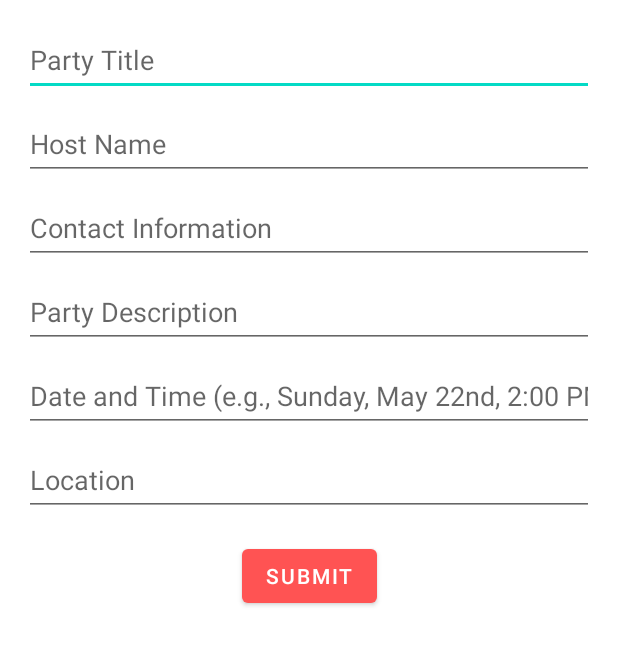
After one commit to mattmokhtar/PartyPal, an Android app: the fragment PostPartyFragment shown on its own in the app's theme, on a phone screen of 412 x 824 dp. The commit adds this screen. Shown: the top 645 px of the screen. Run offline under Robolectric (Android 15) with nearby library versions, the phone set to English and light mode, and no system bars; our stand-ins replace Firebase (no records; nobody signed in at launch, a user with empty details on screens opened directly); Roboto replaces fonts that are not available here.

Commit message:
Add: insert party

```diff
--- /dev/null
+++ b/app/src/main/java/com/example/PartyPal/ui/postparty/PostPartyFragment.java
@@ -0,0 +1,76 @@
+package com.example.PartyPal.ui.postparty;
+
+import android.os.Bundle;
+import android.util.Log;
+import android.view.LayoutInflater;
+import android.view.View;
+import android.view.ViewGroup;
+import android.widget.Button;
+import android.widget.EditText;
+import android.widget.Toast;
+
+import androidx.annotation.NonNull;
+import androidx.fragment.app.Fragment;
+
+import com.example.PartyPal.R;
+import com.google.firebase.database.DatabaseReference;
+import com.google.firebase.database.FirebaseDatabase;
+
+public class PostPartyFragment extends Fragment {
+
+    private EditText editTextPartyTitle;
+    private EditText editTextHostName;
+    private EditText editTextContactInfo;
+    private EditText editTextPartyDescription;
+    private EditText editTextDateTime;
+    private EditText editTextLocation;
+
+    private DatabaseReference databaseReference;
+
+    public View onCreateView(@NonNull LayoutInflater inflater,
+                             ViewGroup container, Bundle savedInstanceState) {
+        View root = inflater.inflate(R.layout.fragment_postparty, container, false);
+
+        editTextPartyTitle = root.findViewById(R.id.editTextPartyTitle);
+        editTextHostName = root.findViewById(R.id.editTextHostName);
+        editTextContactInfo = root.findViewById(R.id.editTextContactInfo);
+        editTextPartyDescription = root.findViewById(R.id.editTextPartyDescription);
+        editTextDateTime = root.findViewById(R.id.editTextDateTime);
+        editTextLocation = root.findViewById(R.id.editTextLocation);
+
+        Button btnSubmit = root.findViewById(R.id.btnSubmit);
+
+        // Initialize Firebase Database reference
+        databaseReference = FirebaseDatabase.getInstance().getReference("parties");
+
+        btnSubmit.setOnClickListener(v -> {
+            // Get user input from the form fields
+            String partyTitle = editTextPartyTitle.getText().toString();
+            String hostName = editTextHostName.getText().toString();
+            String contactInfo = editTextContactInfo.getText().toString();
+            String partyDescription = editTextPartyDescription.getText().toString();
+            String dateTime = editTextDateTime.getText().toString();
+            String location = editTextLocation.getText().toString();
+
+            // Create a PartyModel object
+            PostPartyModel partyModel = new PostPartyModel(partyTitle, hostName, contactInfo, partyDescription, dateTime, location);
+
+            // Insert into Firebase Database
+            String partyId = databaseReference.push().getKey();
+            assert partyId != null;
+            databaseReference.child(partyId).setValue(partyModel)
+                    .addOnSuccessListener(aVoid -> {
+                        Log.d("Tag", "Party added successfully");
+                        Toast.makeText(getContext(), "Party added successfully", Toast.LENGTH_SHORT).show();
+                        // You can add any further actions here if needed.
+                    })
+                    .addOnFailureListener(e -> {
+                        Log.e("Tag", "Error adding party", e);
+                        Toast.makeText(getContext(), "Error adding party", Toast.LENGTH_SHORT).show();
+                        // Handle the error appropriately, e.g., show a toast or log the error.
+                    });
+        });
+
+        return root;
+    }
+}
--- /dev/null
+++ b/app/src/main/java/com/example/PartyPal/ui/postparty/PostPartyModel.java
@@ -0,0 +1,25 @@
+package com.example.PartyPal.ui.postparty;
+
+// PartyModel.java
+public class PostPartyModel {
+    public String partyTitle;
+    public String hostName;
+    public String contactInfo;
+    public String partyDescription;
+    public String dateTime;
+    public String location;
+
+    // Default constructor required for calls to DataSnapshot.getValue(PartyModel.class)
+    public PostPartyModel() {
+    }
+
+    // Constructor to initialize the model
+    public PostPartyModel(String partyTitle, String hostName, String contactInfo, String partyDescription, String dateTime, String location) {
+        this.partyTitle = partyTitle;
+        this.hostName = hostName;
+        this.contactInfo = contactInfo;
+        this.partyDescription = partyDescription;
+        this.dateTime = dateTime;
+        this.location = location;
+    }
+}
--- /dev/null
+++ b/app/src/main/java/com/example/PartyPal/ui/postparty/PostPartyViewModel.java
@@ -0,0 +1,19 @@
+package com.example.PartyPal.ui.postparty;
+
+import androidx.lifecycle.LiveData;
+import androidx.lifecycle.MutableLiveData;
+import androidx.lifecycle.ViewModel;
+
+public class PostPartyViewModel extends ViewModel {
+
+    private final MutableLiveData<String> mText;
+
+    public PostPartyViewModel() {
+        mText = new MutableLiveData<>();
+        mText.setValue("This is gallery fragment");
+    }
+
+    public LiveData<String> getText() {
+        return mText;
+    }
+}
--- /dev/null
+++ b/app/src/main/res/layout/fragment_postparty.xml
@@ -0,0 +1,122 @@
+<?xml version="1.0" encoding="utf-8"?>
+<androidx.constraintlayout.widget.ConstraintLayout xmlns:android="http://schemas.android.com/apk/res/android"
+    xmlns:app="http://schemas.android.com/apk/res-auto"
+    xmlns:tools="http://schemas.android.com/tools"
+    android:layout_width="match_parent"
+    android:layout_height="match_parent"
+    tools:context=".ui.postparty.PostPartyFragment">
+
+    <!-- Party Title -->
+    <TextView
+        android:id="@+id/text_gallery"
+        android:layout_width="match_parent"
+        android:layout_height="wrap_content"
+        android:layout_marginStart="8dp"
+        android:layout_marginTop="8dp"
+        android:layout_marginEnd="8dp"
+        android:textAlignment="center"
+        android:textSize="20sp"
+        app:layout_constraintBottom_toBottomOf="parent"
+        app:layout_constraintEnd_toEndOf="parent"
+        app:layout_constraintHorizontal_bias="0.0"
+        app:layout_constraintStart_toStartOf="parent"
+        app:layout_constraintTop_toTopOf="parent"
+        app:layout_constraintVertical_bias="0.734" />
+
+    <EditText
+        android:id="@+id/editTextPartyTitle"
+        android:layout_width="0dp"
+        android:layout_height="wrap_content"
+        android:layout_marginStart="16dp"
+        android:layout_marginTop="16dp"
+        android:layout_marginEnd="16dp"
+        android:hint="Party Title"
+        android:minHeight="48dp"
+        app:layout_constraintEnd_toEndOf="parent"
+        app:layout_constraintStart_toStartOf="parent"
+        app:layout_constraintTop_toTopOf="parent" />
+
+    <!-- Host Name -->
+    <EditText
+        android:id="@+id/editTextHostName"
+        android:layout_width="0dp"
+        android:layout_height="wrap_content"
+        android:layout_marginStart="16dp"
+        android:layout_marginTop="8dp"
+        android:layout_marginEnd="16dp"
+        android:hint="Host Name"
+        android:minHeight="48dp"
+        app:layout_constraintEnd_toEndOf="parent"
+        app:layout_constraintStart_toStartOf="parent"
+        app:layout_constraintTop_toBottomOf="@+id/editTextPartyTitle" />
+
+    <!-- Contact Information -->
+    <EditText
+        android:id="@+id/editTextContactInfo"
+        android:layout_width="0dp"
+        android:layout_height="wrap_content"
+        android:layout_marginStart="16dp"
+        android:layout_marginTop="8dp"
+        android:layout_marginEnd="16dp"
+        android:hint="Contact Information"
+        android:inputType="textCapSentences"
+        android:minHeight="48dp"
+        app:layout_constraintEnd_toEndOf="parent"
+        app:layout_constraintStart_toStartOf="parent"
+        app:layout_constraintTop_toBottomOf="@+id/editTextHostName" />
+
+    <!-- Party Description -->
+    <EditText
+        android:id="@+id/editTextPartyDescription"
+        android:layout_width="0dp"
+        android:layout_height="wrap_content"
+        android:layout_marginStart="16dp"
+        android:layout_marginTop="8dp"
+        android:layout_marginEnd="16dp"
+        android:hint="Party Description"
+        android:inputType="textMultiLine"
+        android:minHeight="48dp"
+        app:layout_constraintEnd_toEndOf="parent"
+        app:layout_constraintStart_toStartOf="parent"
+        app:layout_constraintTop_toBottomOf="@+id/editTextContactInfo" />
+
+    <!-- Date and Time -->
+    <EditText
+        android:id="@+id/editTextDateTime"
+        android:layout_width="0dp"
+        android:layout_height="wrap_content"
+        android:layout_marginStart="16dp"
+        android:layout_marginTop="8dp"
+        android:layout_marginEnd="16dp"
+        android:hint="Date and Time (e.g., Sunday, May 22nd, 2:00 PM to 4:00 PM)"
+        android:inputType="datetime"
+        android:minHeight="48dp"
+        app:layout_constraintEnd_toEndOf="parent"
+        app:layout_constraintStart_toStartOf="parent"
+        app:layout_constraintTop_toBottomOf="@+id/editTextPartyDescription" />
+
+    <!-- Location -->
+    <EditText
+        android:id="@+id/editTextLocation"
+        android:layout_width="0dp"
+        android:layout_height="wrap_content"
+        android:layout_marginStart="16dp"
+        android:layout_marginTop="8dp"
+        android:layout_marginEnd="16dp"
+        android:hint="Location"
+        android:minHeight="48dp"
+        app:layout_constraintEnd_toEndOf="parent"
+        app:layout_constraintStart_toStartOf="parent"
+        app:layout_constraintTop_toBottomOf="@+id/editTextDateTime" />
+
+    <!-- Submit Button -->
+    <Button
+        android:id="@+id/btnSubmit"
+        android:layout_width="wrap_content"
+        android:layout_height="wrap_content"
+        android:layout_marginTop="16dp"
+        android:text="Submit"
+        app:layout_constraintEnd_toEndOf="parent"
+        app:layout_constraintStart_toStartOf="parent"
+        app:layout_constraintTop_toBottomOf="@+id/editTextLocation" />
+</androidx.constraintlayout.widget.ConstraintLayout>
--- a/app/src/main/res/menu/activity_main_drawer.xml
+++ b/app/src/main/res/menu/activity_main_drawer.xml
@@ -21,5 +21,11 @@
             android:icon="@drawable/baseline_shopping_cart_24"
             android:title="@string/myCart" />
 
+        <item
+            android:id="@+id/nav_postparty"
+            android:icon="@drawable/baseline_shopping_cart_24"
+            android:title="@string/post_party" />
+
+
     </group>
 </menu>
--- a/app/src/main/res/navigation/mobile_navigation.xml
+++ b/app/src/main/res/navigation/mobile_navigation.xml
@@ -37,4 +37,9 @@
         android:name="com.example.PartyPal.MapsFragment"
         android:label="@string/maps"
         tools:layout="@layout/fragment_maps" />
+    <fragment
+        android:id="@+id/nav_postparty"
+        android:name="com.example.PartyPal.ui.postparty.PostPartyFragment"
+        android:label="fragment_postparty"
+        tools:layout="@layout/fragment_postparty" />
 </navigation>
--- a/app/src/main/res/values/strings.xml
+++ b/app/src/main/res/values/strings.xml
@@ -25,4 +25,5 @@
     <string name="view_more">View More</string>
     <string name="payment">fragment_payment</string>
     <string name="maps">fragment_maps</string>
+    <string name="post_party">Post Party</string>
 </resources>
```
Also changed, not shown: 1 other file.
